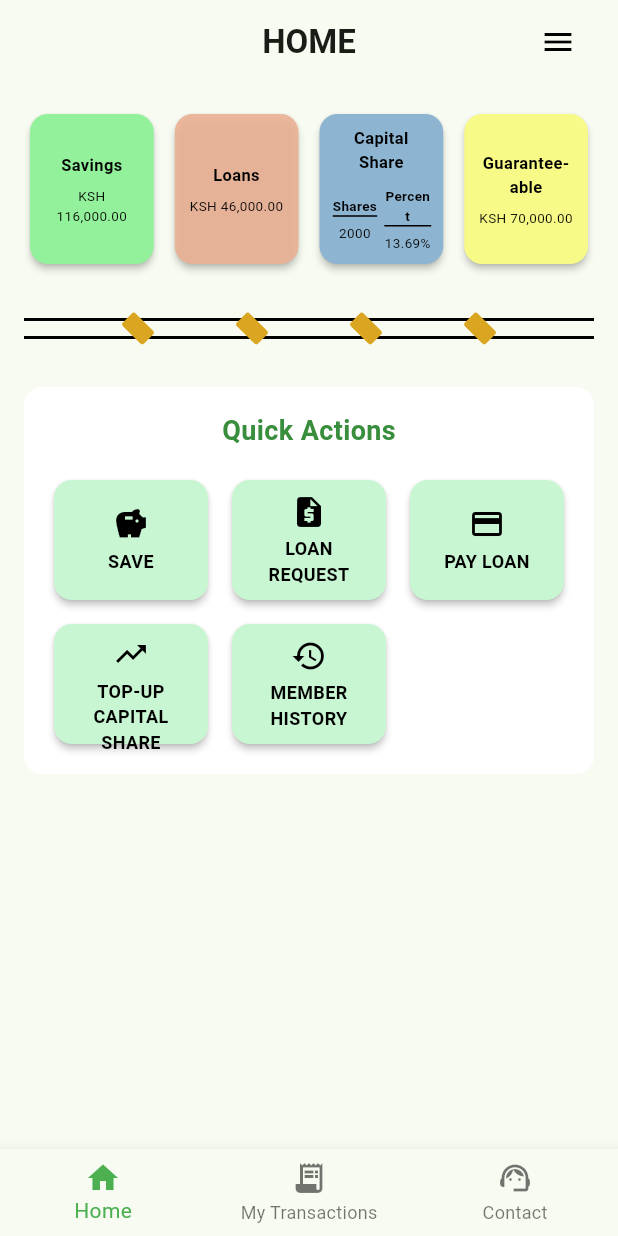
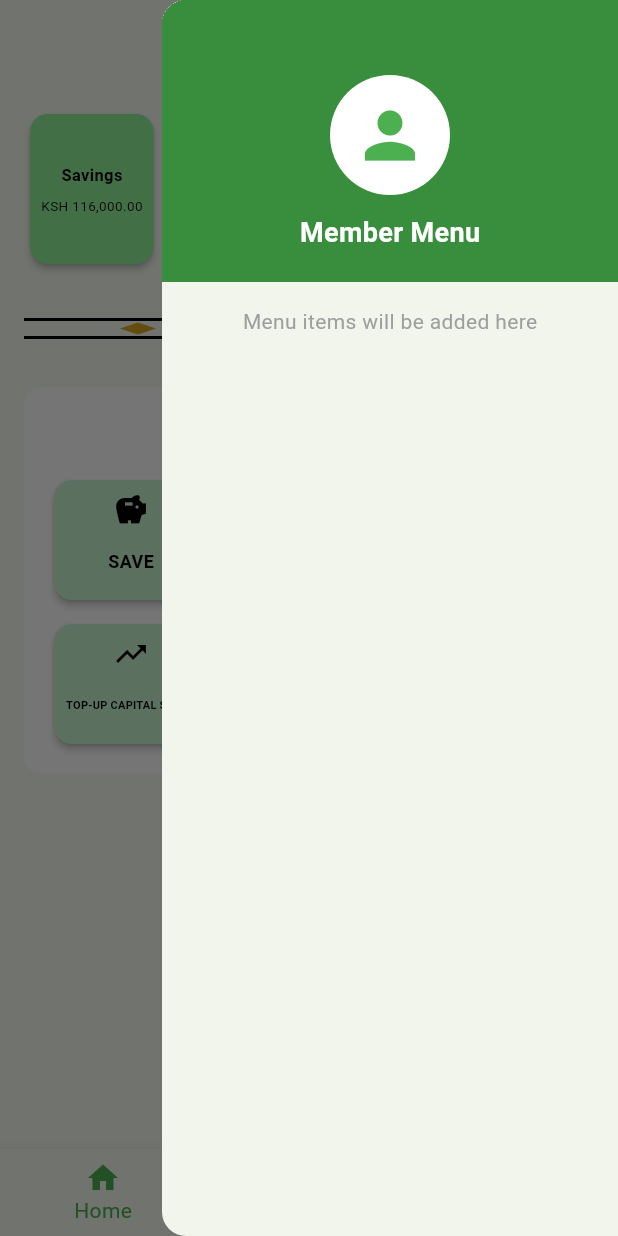
Before and after one commit to Fabrone/sacco_app, a Flutter app: the HomeScreen screen opened by its route, with the side drawer open (before the commit the screen has no drawer), on a phone screen of 412 x 824 dp. Run offline on Flutter 3.47's test engine with Material 3 defaults, Android fonts, the phone set to English and light mode, and no system bars; accounts and stored records are empty.

Commit message:
Updated home structure

```diff
--- a/lib/screens/home_screen.dart
+++ b/lib/screens/home_screen.dart
@@ -13,6 +13,7 @@ class HomeScreen extends StatefulWidget {
 
 class HomeScreenState extends State<HomeScreen> {
   int _selectedIndex = 0;
+  final GlobalKey<ScaffoldState> _scaffoldKey = GlobalKey<ScaffoldState>();
 
   @override
   void initState() {
@@ -45,6 +46,9 @@ class HomeScreenState extends State<HomeScreen> {
 
   @override
   Widget build(BuildContext context) {
+    final screenWidth = MediaQuery.of(context).size.width;
+    final isSmallScreen = screenWidth < 400;
+
     return PopScope(
       canPop: false,
       onPopInvokedWithResult: (didPop, result) {
@@ -53,6 +57,7 @@ class HomeScreenState extends State<HomeScreen> {
         Navigator.of(context).pushNamedAndRemoveUntil('/', (route) => false);
       },
       child: Scaffold(
+        key: _scaffoldKey,
         appBar: AppBar(
           title: const Text(
             'HOME',
@@ -77,12 +82,13 @@ class HomeScreenState extends State<HomeScreen> {
                   size: 24,
                 ),
                 onPressed: () {
-                  // Menu action - can be implemented later
+                  _scaffoldKey.currentState?.openEndDrawer();
                 },
               ),
             ),
           ],
         ),
+        endDrawer: _buildDrawer(),
         body: SafeArea(
           child: Consumer<MemberProvider>(
             builder: (context, memberProvider, child) {
@@ -97,7 +103,7 @@ class HomeScreenState extends State<HomeScreen> {
 
               return SingleChildScrollView(
                 child: Padding(
-                  padding: const EdgeInsets.all(16.0),
+                  padding: EdgeInsets.all(isSmallScreen ? 12.0 : 16.0),
                   child: Column(
                     crossAxisAlignment: CrossAxisAlignment.center,
                     children: [
@@ -110,32 +116,36 @@ class HomeScreenState extends State<HomeScreen> {
                               _formatCurrency(memberData.savingsBalance),
                               null,
                               const Color.fromARGB(255, 146, 241, 154),
+                              isSmallScreen,
                             ),
                           ),
-                          const SizedBox(width: 6),
+                          SizedBox(width: isSmallScreen ? 4 : 6),
                           Expanded(
                             child: _buildBalanceCard(
                               'Loans',
                               _formatCurrency(memberData.loansBalance),
                               null,
                               const Color.fromARGB(230, 234, 177, 148),
+                              isSmallScreen,
                             ),
                           ),
-                          const SizedBox(width: 6),
+                          SizedBox(width: isSmallScreen ? 4 : 6),
                           Expanded(
                             child: _buildCapitalShareCard(
                               memberData.capitalShares.toInt(),
                               memberData.sharePercent,
                               const Color.fromARGB(255, 141, 180, 208),
+                              isSmallScreen,
                             ),
                           ),
-                          const SizedBox(width: 6),
+                          SizedBox(width: isSmallScreen ? 4 : 6),
                           Expanded(
                             child: _buildBalanceCard(
                               'Guarantee-able',
                               _formatCurrency(memberData.guaranteeableAmount),
                               null,
                               const Color.fromARGB(255, 248, 250, 135),
+                              isSmallScreen,
                             ),
                           ),
                         ],
@@ -149,7 +159,7 @@ class HomeScreenState extends State<HomeScreen> {
                       // Quick Actions Section
                       Container(
                         width: double.infinity,
-                        padding: const EdgeInsets.all(16),
+                        padding: EdgeInsets.all(isSmallScreen ? 12 : 16),
                         decoration: BoxDecoration(
                           color: Colors.white,
                           borderRadius: BorderRadius.circular(12),
@@ -159,12 +169,12 @@ class HomeScreenState extends State<HomeScreen> {
                             Text(
                               'Quick Actions',
                               style: TextStyle(
-                                fontSize: 18,
+                                fontSize: isSmallScreen ? 16 : 18,
                                 fontWeight: FontWeight.bold,
                                 color: Colors.green[700],
                               ),
                             ),
-                            const SizedBox(height: 16),
+                            SizedBox(height: isSmallScreen ? 12 : 16),
                             // First row - 3 buttons
                             Row(
                               children: [
@@ -172,25 +182,28 @@ class HomeScreenState extends State<HomeScreen> {
                                   title: 'SAVE',
                                   icon: Icons.savings,
                                   onPressed: () => Navigator.pushNamed(context, '/savings-payment'),
-                                  backgroundColor: const Color.fromARGB(255, 200, 245, 210), // Watery green
+                                  backgroundColor: const Color.fromARGB(255, 200, 245, 210),
+                                  isSmallScreen: isSmallScreen,
                                 ),
-                                const SizedBox(width: 8),
+                                SizedBox(width: isSmallScreen ? 6 : 8),
                                 QuickActionButton(
                                   title: 'LOAN REQUEST',
                                   icon: Icons.request_quote,
                                   onPressed: () => Navigator.pushNamed(context, '/loan-request'),
-                                  backgroundColor: const Color.fromARGB(255, 200, 245, 210), // Watery green
+                                  backgroundColor: const Color.fromARGB(255, 200, 245, 210),
+                                  isSmallScreen: isSmallScreen,
                                 ),
-                                const SizedBox(width: 8),
+                                SizedBox(width: isSmallScreen ? 6 : 8),
                                 QuickActionButton(
                                   title: 'PAY LOAN',
                                   icon: Icons.payment,
                                   onPressed: () => Navigator.pushNamed(context, '/loan-payment'),
-                                  backgroundColor: const Color.fromARGB(255, 200, 245, 210), // Watery green
+                                  backgroundColor: const Color.fromARGB(255, 200, 245, 210),
+                                  isSmallScreen: isSmallScreen,
                                 ),
                               ],
                             ),
-                            const SizedBox(height: 8),
+                            SizedBox(height: isSmallScreen ? 6 : 8),
                             // Second row - 2 buttons
                             Row(
                               children: [
@@ -198,16 +211,18 @@ class HomeScreenState extends State<HomeScreen> {
                                   title: 'TOP-UP CAPITAL SHARE',
                                   icon: Icons.trending_up,
                                   onPressed: () => Navigator.pushNamed(context, '/capital-topup'),
-                                  backgroundColor: const Color.fromARGB(255, 200, 245, 210), // Watery green
+                                  backgroundColor: const Color.fromARGB(255, 200, 245, 210),
+                                  isSmallScreen: isSmallScreen,
                                 ),
-                                const SizedBox(width: 8),
+                                SizedBox(width: isSmallScreen ? 6 : 8),
                                 QuickActionButton(
                                   title: 'MEMBER HISTORY',
                                   icon: Icons.history,
                                   onPressed: () => Navigator.pushNamed(context, '/transactions'),
-                                  backgroundColor: const Color.fromARGB(255, 200, 245, 210), // Watery green
+                                  backgroundColor: const Color.fromARGB(255, 200, 245, 210),
+                                  isSmallScreen: isSmallScreen,
                                 ),
-                                const SizedBox(width: 8),
+                                SizedBox(width: isSmallScreen ? 6 : 8),
                                 const Expanded(child: SizedBox()), // Empty space for alignment
                               ],
                             ),
@@ -228,11 +243,11 @@ class HomeScreenState extends State<HomeScreen> {
               label: 'Home',
             ),
             BottomNavigationBarItem(
-              icon: Icon(Icons.receipt_long), // Better icon for transactions
+              icon: Icon(Icons.receipt_long),
               label: 'My Transactions',
             ),
             BottomNavigationBarItem(
-              icon: Icon(Icons.support_agent), // Better icon for contact
+              icon: Icon(Icons.support_agent),
               label: 'Contact',
             ),
           ],
@@ -240,6 +255,63 @@ class HomeScreenState extends State<HomeScreen> {
           selectedItemColor: Colors.green,
           onTap: _onItemTapped,
         ),
+      ),
+    );
+  }
+
+  // Build drawer widget
+  Widget _buildDrawer() {
+    return Drawer(
+      child: Column(
+        children: [
+          // Drawer header with person icon
+          Container(
+            width: double.infinity,
+            padding: const EdgeInsets.fromLTRB(16, 50, 16, 20),
+            decoration: BoxDecoration(
+              color: Colors.green[700],
+            ),
+            child: const Column(
+              children: [
+                CircleAvatar(
+                  radius: 40,
+                  backgroundColor: Colors.white,
+                  child: Icon(
+                    Icons.person,
+                    size: 50,
+                    color: Colors.green,
+                  ),
+                ),
+                SizedBox(height: 12),
+                Text(
+                  'Member Menu',
+                  style: TextStyle(
+                    color: Colors.white,
+                    fontSize: 18,
+                    fontWeight: FontWeight.bold,
+                  ),
+                ),
+              ],
+            ),
+          ),
+          // Menu items section (empty for now)
+          Expanded(
+            child: Container(
+              padding: const EdgeInsets.all(16),
+              child: const Column(
+                children: [
+                  Text(
+                    'Menu items will be added here',
+                    style: TextStyle(
+                      color: Colors.grey,
+                      fontSize: 14,
+                    ),
+                  ),
+                ],
+              ),
+            ),
+          ),
+        ],
       ),
     );
   }
@@ -263,15 +335,15 @@ class HomeScreenState extends State<HomeScreen> {
     return 'KSH $formattedInteger.$decimalPart';
   }
 
-  // Custom separator bar widget with improved styling
+  // Custom separator bar widget with improved diamond styling
   Widget _buildSeparatorBar() {
     return LayoutBuilder(
       builder: (context, constraints) {
         double screenWidth = constraints.maxWidth;
-        int diamondCount = (screenWidth / 80).floor().clamp(3, 4); // 3-4 diamonds based on screen width
+        int diamondCount = (screenWidth / 80).floor().clamp(3, 4);
 
         return SizedBox(
-          height: 30, // Increased height to accommodate wider separation
+          height: 30,
           width: double.infinity,
           child: Stack(
             children: [
@@ -282,37 +354,30 @@ class HomeScreenState extends State<HomeScreen> {
                 right: 0,
                 child: Container(
                   height: 2,
-                  color: Colors.black, // Changed to black
+                  color: Colors.black,
                 ),
               ),
               // Bottom horizontal line (black)
               Positioned(
-                top: 20, // Increased separation (was 12, now 20)
+                top: 20,
                 left: 0,
                 right: 0,
                 child: Container(
                   height: 2,
-                  color: Colors.black, // Changed to black
+                  color: Colors.black,
                 ),
               ),
-              // Yellow diamonds - darker, shorter height, wider
+              // Diamond shapes - proper diamonds that don't touch lines
               ...List.generate(diamondCount, (index) {
                 double spacing = screenWidth / (diamondCount + 1);
-                double leftPosition = spacing * (index + 1) - 10; // Adjusted for wider diamond
+                double leftPosition = spacing * (index + 1) - 12; // Adjusted for wider diamond
 
                 return Positioned(
-                  top: 9, // Centered between the lines
+                  top: 11, // Centered between lines with margin
                   left: leftPosition,
-                  child: Transform.rotate(
-                    angle: 0.785398, // 45 degrees in radians
-                    child: Container(
-                      width: 20, // Increased width (was 16)
-                      height: 12, // Decreased height (was 16)
-                      decoration: BoxDecoration(
-                        color: const Color.fromARGB(255, 218, 165, 32), // Darker yellow (goldenrod)
-                        borderRadius: BorderRadius.circular(2),
-                      ),
-                    ),
+                  child: CustomPaint(
+                    size: const Size(24, 8), // Width 24, Height 8
+                    painter: DiamondPainter(),
                   ),
                 );
               }),
@@ -323,44 +388,54 @@ class HomeScreenState extends State<HomeScreen> {
     );
   }
 
-  Widget _buildBalanceCard(String title, String value, String? subtitle, Color backgroundColor) {
+  Widget _buildBalanceCard(String title, String value, String? subtitle, Color backgroundColor, bool isSmallScreen) {
     return Card(
       elevation: 2,
       shape: RoundedRectangleBorder(borderRadius: BorderRadius.circular(12)),
       color: backgroundColor,
       child: Container(
-        height: 100,
-        padding: const EdgeInsets.all(8.0),
+        height: isSmallScreen ? 90 : 100,
+        padding: EdgeInsets.all(isSmallScreen ? 4.0 : 6.0),
         child: Column(
           mainAxisAlignment: MainAxisAlignment.center,
           children: [
-            Text(
+            FittedBox(
+              fit: BoxFit.scaleDown,
+              child: Text(
                 title,
-              style: const TextStyle(
-                fontSize: 11,
+                style: TextStyle(
+                  fontSize: isSmallScreen ? 9 : 11,
                   fontWeight: FontWeight.bold,
                   color: Colors.black,
                 ),
                 textAlign: TextAlign.center,
               ),
-            const SizedBox(height: 6),
-            Text(
+            ),
+            SizedBox(height: isSmallScreen ? 4 : 6),
+            FittedBox(
+              fit: BoxFit.scaleDown,
+              child: Text(
                 value,
-              style: const TextStyle(
-                fontSize: 9,
+                style: TextStyle(
+                  fontSize: isSmallScreen ? 7 : 9,
+                  color: Colors.black,
+                ),
+                textAlign: TextAlign.center,
+                maxLines: 2,
+              ),
+            ),
+            if (subtitle != null) ...[
+              SizedBox(height: isSmallScreen ? 2 : 4),
+              FittedBox(
+                fit: BoxFit.scaleDown,
+                child: Text(
+                  subtitle,
+                  style: TextStyle(
+                    fontSize: isSmallScreen ? 6 : 8,
                     color: Colors.black,
                   ),
                   textAlign: TextAlign.center,
                 ),
-            if (subtitle != null) ...[
-              const SizedBox(height: 4),
-              Text(
-                subtitle,
-                style: const TextStyle(
-                  fontSize: 8,
-                  color: Colors.black,
-                ),
-                textAlign: TextAlign.center,
               ),
             ],
           ],
@@ -370,100 +445,119 @@ class HomeScreenState extends State<HomeScreen> {
   }
 
   // Special card for Capital Share with two columns
-  Widget _buildCapitalShareCard(int shares, double percent, Color backgroundColor) {
+  Widget _buildCapitalShareCard(int shares, double percent, Color backgroundColor, bool isSmallScreen) {
     return Card(
       elevation: 2,
       shape: RoundedRectangleBorder(borderRadius: BorderRadius.circular(12)),
       color: backgroundColor,
       child: Container(
-        height: 100,
-        padding: const EdgeInsets.all(8.0),
+        height: isSmallScreen ? 90 : 100,
+        padding: EdgeInsets.all(isSmallScreen ? 4.0 : 6.0),
         child: Column(
           mainAxisAlignment: MainAxisAlignment.center,
           children: [
-            const Text(
+            FittedBox(
+              fit: BoxFit.scaleDown,
+              child: Text(
                 'Capital Share',
                 style: TextStyle(
-                fontSize: 11,
+                  fontSize: isSmallScreen ? 8 : 10,
                   fontWeight: FontWeight.bold,
                   color: Colors.black,
                 ),
                 textAlign: TextAlign.center,
               ),
-            const SizedBox(height: 8),
+            ),
+            SizedBox(height: isSmallScreen ? 4 : 6),
             // Two columns with underlined headers
-            Row(
+            Expanded(
+              child: Row(
                 children: [
                   Expanded(
                     child: Column(
+                      mainAxisAlignment: MainAxisAlignment.center,
                       children: [
                         Container(
                           decoration: const BoxDecoration(
                             border: Border(
                               bottom: BorderSide(
                                 color: Colors.black,
-                              width: 1,
+                                width: 0.8,
                               ),
                             ),
                           ),
-                        child: const Text(
+                          child: FittedBox(
+                            fit: BoxFit.scaleDown,
+                            child: Text(
                               'Shares',
                               style: TextStyle(
-                            fontSize: 9,
+                                fontSize: isSmallScreen ? 7 : 8,
                                 fontWeight: FontWeight.w600,
                                 color: Colors.black,
                               ),
                               textAlign: TextAlign.center,
                             ),
                           ),
-                      const SizedBox(height: 4),
-                      Text(
+                        ),
+                        SizedBox(height: isSmallScreen ? 2 : 3),
+                        FittedBox(
+                          fit: BoxFit.scaleDown,
+                          child: Text(
                             shares.toString(),
-                        style: const TextStyle(
-                          fontSize: 9,
+                            style: TextStyle(
+                              fontSize: isSmallScreen ? 7 : 8,
                               color: Colors.black,
                             ),
                             textAlign: TextAlign.center,
                           ),
+                        ),
                       ],
                     ),
                   ),
-                const SizedBox(width: 4),
+                  SizedBox(width: isSmallScreen ? 2 : 4),
                   Expanded(
                     child: Column(
+                      mainAxisAlignment: MainAxisAlignment.center,
                       children: [
                         Container(
                           decoration: const BoxDecoration(
                             border: Border(
                               bottom: BorderSide(
                                 color: Colors.black,
-                              width: 1,
+                                width: 0.8,
                               ),
                             ),
                           ),
-                        child: const Text(
+                          child: FittedBox(
+                            fit: BoxFit.scaleDown,
+                            child: Text(
                               'Percent',
                               style: TextStyle(
-                            fontSize: 9,
+                                fontSize: isSmallScreen ? 7 : 8,
                                 fontWeight: FontWeight.w600,
                                 color: Colors.black,
                               ),
                               textAlign: TextAlign.center,
                             ),
                           ),
-                      const SizedBox(height: 4),
-                      Text(
-                        '${percent.toStringAsFixed(2)}%',
-                        style: const TextStyle(
-                          fontSize: 9,
+                        ),
+                        SizedBox(height: isSmallScreen ? 2 : 3),
+                        FittedBox(
+                          fit: BoxFit.scaleDown,
+                          child: Text(
+                            '${percent.toStringAsFixed(1)}%',
+                            style: TextStyle(
+                              fontSize: isSmallScreen ? 7 : 8,
                               color: Colors.black,
                             ),
                             textAlign: TextAlign.center,
+                          ),
                         ),
                       ],
                     ),
                   ),
                 ],
+              ),
             ),
           ],
         ),
@@ -471,3 +565,26 @@ class HomeScreenState extends State<HomeScreen> {
     );
   }
 }
+
+// Custom painter for diamond shapes
+class DiamondPainter extends CustomPainter {
+  @override
+  void paint(Canvas canvas, Size size) {
+    final paint = Paint()
+      ..color = const Color.fromARGB(255, 218, 165, 32) // Darker yellow
+      ..style = PaintingStyle.fill;
+
+    // Create diamond path with vertices at top, bottom, left, right
+    final path = Path();
+    path.moveTo(size.width / 2, 0); // Top vertex
+    path.lineTo(size.width, size.height / 2); // Right vertex
+    path.lineTo(size.width / 2, size.height); // Bottom vertex
+    path.lineTo(0, size.height / 2); // Left vertex
+    path.close();
+
+    canvas.drawPath(path, paint);
+  }
+
+  @override
+  bool shouldRepaint(covariant CustomPainter oldDelegate) => false;
+}
--- a/lib/widgets/quick_action_button.dart
+++ b/lib/widgets/quick_action_button.dart
@@ -5,6 +5,7 @@ class QuickActionButton extends StatelessWidget {
   final IconData icon;
   final VoidCallback onPressed;
   final Color? backgroundColor;
+  final bool isSmallScreen;
 
   const QuickActionButton({
     super.key,
@@ -12,6 +13,7 @@ class QuickActionButton extends StatelessWidget {
     required this.icon,
     required this.onPressed,
     this.backgroundColor,
+    this.isSmallScreen = false,
   });
 
   @override
@@ -20,30 +22,36 @@ class QuickActionButton extends StatelessWidget {
       child: Card(
         elevation: 2,
         shape: RoundedRectangleBorder(borderRadius: BorderRadius.circular(12)),
-        color: backgroundColor ?? const Color.fromARGB(255, 200, 245, 210), // Default watery green
+        color: backgroundColor ?? const Color.fromARGB(255, 200, 245, 210),
         child: InkWell(
           onTap: onPressed,
           borderRadius: BorderRadius.circular(12),
           child: Container(
-            height: 80,
-            padding: const EdgeInsets.all(8.0),
+            height: isSmallScreen ? 70 : 80,
+            padding: EdgeInsets.all(isSmallScreen ? 6.0 : 8.0),
             child: Column(
               mainAxisAlignment: MainAxisAlignment.center,
               children: [
                 Icon(
                   icon,
-                  size: 24,
-                  color: Colors.black, // Changed to black
+                  size: isSmallScreen ? 20 : 24,
+                  color: Colors.black,
                 ),
-                const SizedBox(height: 4),
-                Text(
-                  title,
-                  style: const TextStyle(
-                    fontSize: 12,
-                    fontWeight: FontWeight.w600,
-                    color: Colors.black, // Changed to black
+                SizedBox(height: isSmallScreen ? 2 : 4),
+                Expanded(
+                  child: FittedBox(
+                    fit: BoxFit.scaleDown,
+                    child: Text(
+                      title,
+                      style: TextStyle(
+                        fontSize: isSmallScreen ? 9 : 12,
+                        fontWeight: FontWeight.w600,
+                        color: Colors.black,
+                      ),
+                      textAlign: TextAlign.center,
+                      maxLines: 2,
+                    ),
                   ),
-                  textAlign: TextAlign.center,
                 ),
               ],
             ),
```
Lines whose indentation alone changed are shown as unchanged.
